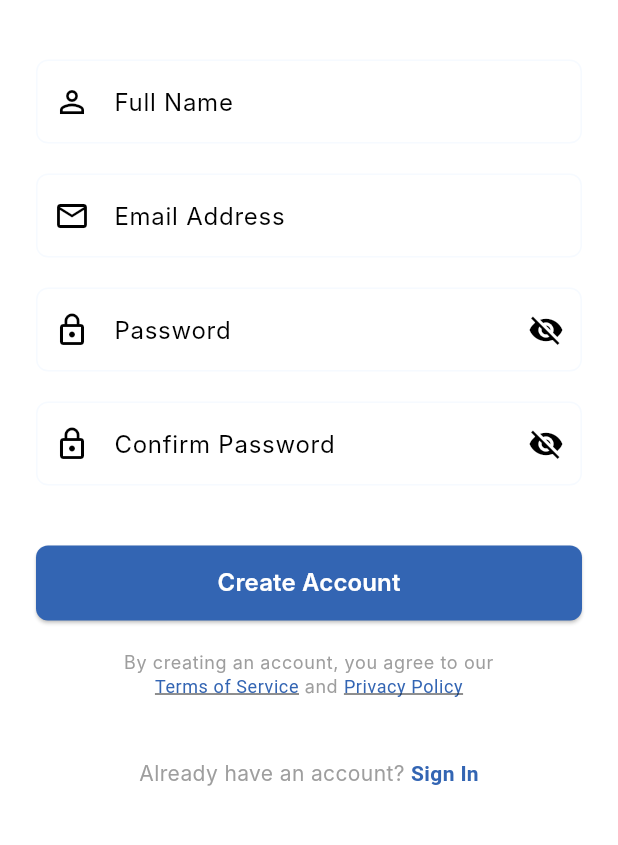
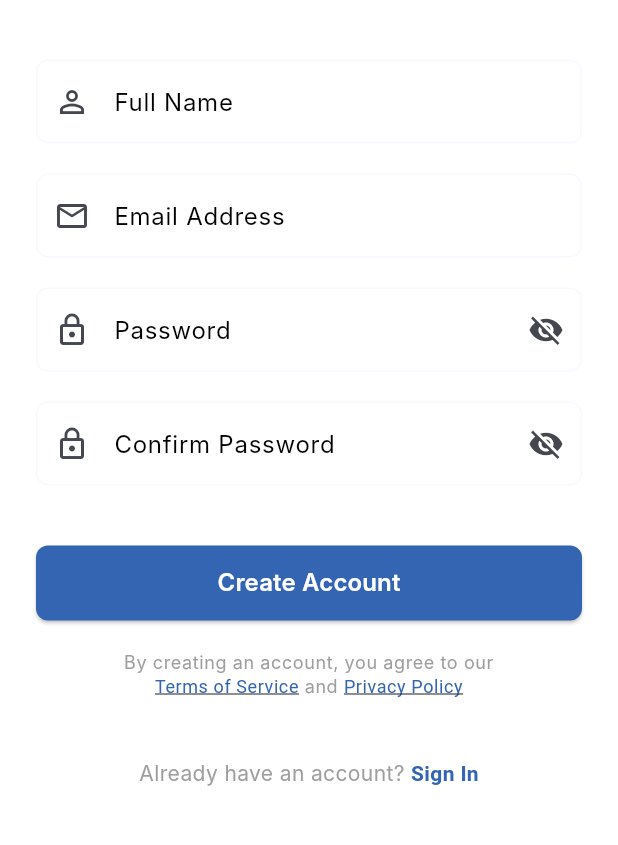
Before and after one commit to rahuldebops/splitxapp, a Flutter app: the screen it shows after launch, on a phone screen of 412 x 824 dp, the part 239-1084 px from its top. Run offline on Flutter 3.47's test engine with Material 3 defaults, Android fonts, the phone set to English and light mode, and no system bars; drawn by our look-alikes of dynamic_color; our stand-ins replace dartz, dio, flutter_riverpod, flutter_screenutil, flutter_timezone, freezed_annotation and 2 more; Roboto replaces fonts that are missing (Inter).

```diff
--- a/lib/app.dart
+++ b/lib/app.dart
@@ -2,9 +2,9 @@ import 'package:flutter/material.dart';
 import 'package:flutter_riverpod/flutter_riverpod.dart';
 import 'package:flutter_screenutil/flutter_screenutil.dart';
 import 'package:splitxapp/domain/provider/router_provider.dart';
+import 'package:splitxapp/utils/colors.dart';
 import 'package:splitxapp/utils/themes.dart';
-
-
+import 'package:dynamic_color/dynamic_color.dart';
 
 class MyApp extends ConsumerWidget {
   const MyApp({super.key});
@@ -17,16 +17,32 @@ class MyApp extends ConsumerWidget {
       minTextAdapt: true,
       splitScreenMode: true,
       builder: (context, child) {
+        return DynamicColorBuilder(
+          builder: (lightDynamic, darkDynamic) {
+            final lightColorScheme =
+                lightDynamic ?? ColorScheme.fromSeed(seedColor: kPrimaryColor);
+            final darkColorScheme =
+                darkDynamic ??
+                ColorScheme.fromSeed(
+                  seedColor: kPrimaryColor,
+                  brightness: Brightness.dark,
+                );
+
             return MaterialApp.router(
               routeInformationParser: goRouter.routeInformationParser,
               routerDelegate: goRouter.routerDelegate,
               routeInformationProvider: goRouter.routeInformationProvider,
               theme: AppThemes.lightTheme.copyWith(
+                colorScheme: lightColorScheme,
+              ),
+              darkTheme: AppThemes.lightTheme.copyWith(
                 brightness: Brightness.dark,
+                colorScheme: darkColorScheme,
               ),
-          themeMode: ThemeMode.light,
-
+              themeMode: ThemeMode.system,
               debugShowCheckedModeBanner: false,
+            );
+          },
         );
       },
     );
--- a/lib/utils/themes.dart
+++ b/lib/utils/themes.dart
@@ -131,7 +131,7 @@ class AppThemes {
     splashColor: Colors.transparent,
     highlightColor: Colors.transparent,
     // brightness: Brightness.light,
-    cardColor: kBlack,
+    // cardColor: kBlack,
     fontFamily: "Inter",
     scaffoldBackgroundColor: _lightBackgroundColor,
     floatingActionButtonTheme: const FloatingActionButtonThemeData(
--- a/pubspec.yaml
+++ b/pubspec.yaml
@@ -22,6 +22,7 @@ dependencies:
   json_annotation: ^4.9.0
   json_serializer: ^0.2.0
   shared_preferences: ^2.5.3
+  dynamic_color: ^1.6.5
 
 dev_dependencies:
   flutter_test:
```
Also changed, not shown: pubspec.lock, 5 other files. Lines whose indentation alone changed are shown as unchanged.
